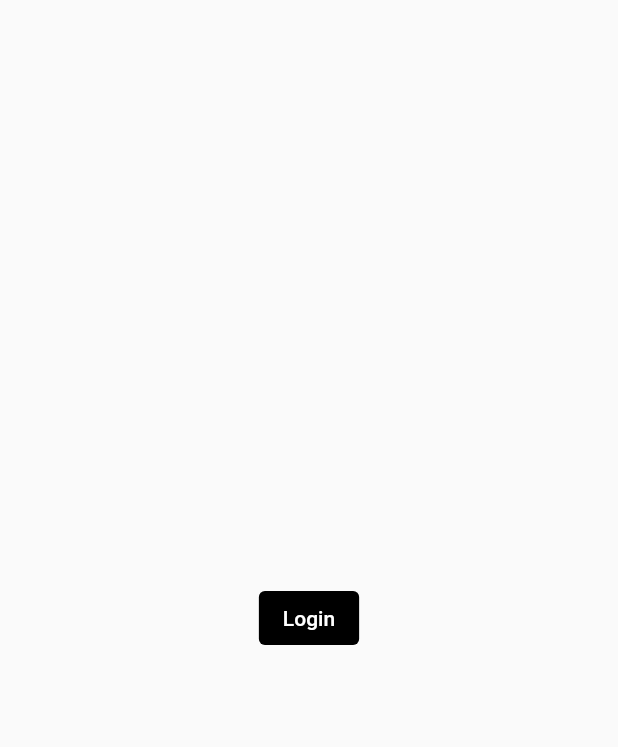
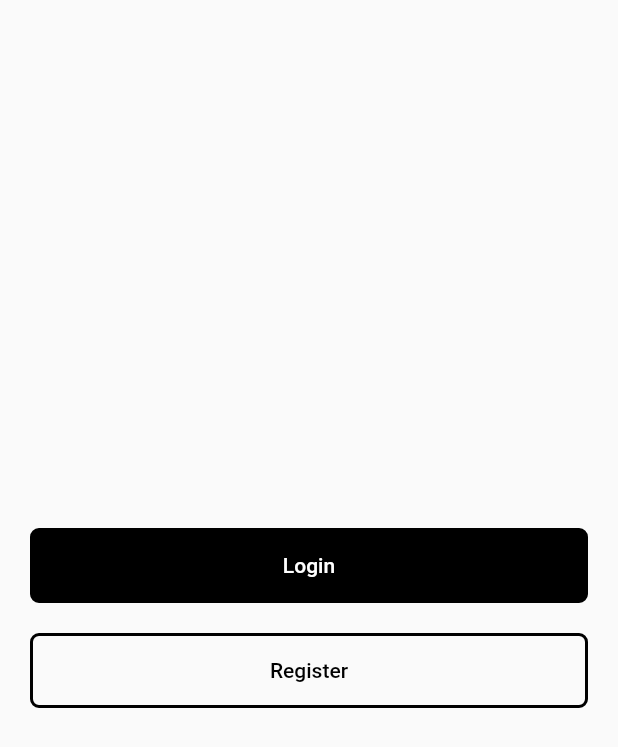
Before and after one commit to najmulmyself/Bio-Maker, a Flutter app: the screen it shows after launch, on a phone screen of 412 x 824 dp. Shown: the top 747 px of the screen. Run offline on Flutter 3.47's test engine with Material 2 defaults, Android fonts, the phone set to English and light mode, and no system bars.

Commit message:
added dynamic btn

```diff
--- /dev/null
+++ b/lib/component/button.dart
@@ -0,0 +1,33 @@
+import 'package:flutter/material.dart';
+
+class MainButton extends StatelessWidget {
+  final bgColor;
+  final txtColor;
+  final btnTxt;
+  MainButton({this.bgColor, this.txtColor, this.btnTxt});
+
+  @override
+  Widget build(BuildContext context) {
+    return Padding(
+      padding: const EdgeInsets.symmetric(horizontal: 20.0),
+      child: Container(
+        height: 50,
+        decoration: BoxDecoration(
+          color: bgColor,
+          border: Border.all(color: Colors.black, width: 2),
+          borderRadius: BorderRadius.all(
+            Radius.circular(6),
+          ),
+        ),
+        width: double.infinity,
+        child: MaterialButton(
+          onPressed: null,
+          child: Text(
+            btnTxt,
+            style: TextStyle(color: txtColor),
+          ),
+        ),
+      ),
+    );
+  }
+}
--- a/lib/main.dart
+++ b/lib/main.dart
@@ -10,6 +10,7 @@ class MyApp extends StatelessWidget {
   @override
   Widget build(BuildContext context) {
     return MaterialApp(
+      debugShowCheckedModeBanner: false,
       title: 'Material App',
       home: HomePage(),
     );
--- a/lib/pages/home_page.dart
+++ b/lib/pages/home_page.dart
@@ -1,23 +1,33 @@
+// ignore_for_file: prefer_const_constructors
+
 import 'package:flutter/material.dart';
 
+import '../component/button.dart';
+
 class HomePage extends StatelessWidget {
-  const HomePage({Key? key}) : super(key: key);
+  final bButton = MainButton(
+    bgColor: Colors.black,
+    txtColor: Colors.white,
+    btnTxt: 'Login',
+  );
+  final tButton = MainButton(
+    bgColor: Colors.transparent,
+    txtColor: Colors.black,
+    btnTxt: 'Register',
+  );
 
   @override
   Widget build(BuildContext context) {
     return Scaffold(
-      body: Center(
-        child: ElevatedButton(
-          style: ButtonStyle(
-              maximumSize: MaterialStateProperty.all(Size.infinite),
-              backgroundColor: MaterialStateProperty.all(Colors.black)),
-          onPressed: null,
-          child: Text(
-            'Login',
-            style: TextStyle(color: Colors.white),
-          ),
+        body: Column(
+      mainAxisAlignment: MainAxisAlignment.center,
+      children: [
+        bButton,
+        SizedBox(
+          height: 20,
         ),
-      ),
-    );
+        tButton,
+      ],
+    ));
   }
 }
```
